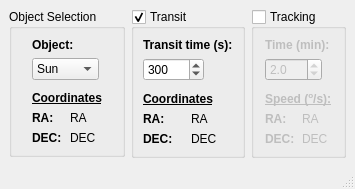
AmateurRadioTelescopeSystem/RadioTelescope_Controller, file UI_Files/PlanetaryObject.ui: the form before one commit.
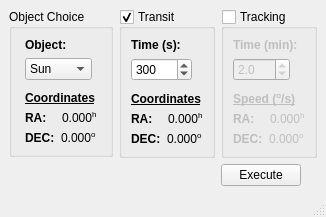
The form after the commit.

Commit message: Added the planetary object window

```diff
--- a/UI_Files/PlanetaryObject.ui
+++ b/UI_Files/PlanetaryObject.ui
@@ -19,7 +19,7 @@
        </sizepolicy>
       </property>
       <property name="title">
-       <string>Object Selection</string>
+       <string>Object Choice</string>
       </property>
       <layout class="QGridLayout" name="gridLayout">
        <item row="0" column="0">
@@ -83,7 +83,7 @@
          <item>
           <widget class="QLabel" name="objectRA">
            <property name="text">
-            <string>RA</string>
+            <string>&lt;html&gt;&lt;head/&gt;&lt;body&gt;&lt;p&gt;0.000&lt;span style=&quot; vertical-align:super;&quot;&gt;h&lt;/span&gt;&lt;/p&gt;&lt;/body&gt;&lt;/html&gt;</string>
            </property>
           </widget>
          </item>
@@ -101,7 +101,7 @@
          <item>
           <widget class="QLabel" name="objectDEC">
            <property name="text">
-            <string>DEC</string>
+            <string>&lt;html&gt;&lt;head/&gt;&lt;body&gt;&lt;p&gt;0.000&lt;span style=&quot; vertical-align:super;&quot;&gt;o&lt;/span&gt;&lt;/p&gt;&lt;/body&gt;&lt;/html&gt;</string>
            </property>
           </widget>
          </item>
@@ -176,7 +176,7 @@
          <item>
           <widget class="QLabel" name="objectTransitRA">
            <property name="text">
-            <string>RA</string>
+            <string>&lt;html&gt;&lt;head/&gt;&lt;body&gt;&lt;p&gt;0.000&lt;span style=&quot; vertical-align:super;&quot;&gt;h&lt;/span&gt;&lt;/p&gt;&lt;/body&gt;&lt;/html&gt;</string>
            </property>
           </widget>
          </item>
@@ -194,7 +194,7 @@
          <item>
           <widget class="QLabel" name="objectTransitDEC">
            <property name="text">
-            <string>DEC</string>
+            <string>&lt;html&gt;&lt;head/&gt;&lt;body&gt;&lt;p&gt;0.000&lt;span style=&quot; vertical-align:super;&quot;&gt;o&lt;/span&gt;&lt;/p&gt;&lt;/body&gt;&lt;/html&gt;</string>
            </property>
           </widget>
          </item>
@@ -219,7 +219,7 @@
        <item row="0" column="0" colspan="2">
         <widget class="QLabel" name="label_5">
          <property name="text">
-          <string>&lt;html&gt;&lt;head/&gt;&lt;body&gt;&lt;p&gt;&lt;span style=&quot; font-weight:600;&quot;&gt;Transit time (s):&lt;/span&gt;&lt;/p&gt;&lt;/body&gt;&lt;/html&gt;</string>
+          <string>&lt;html&gt;&lt;head/&gt;&lt;body&gt;&lt;p&gt;&lt;span style=&quot; font-weight:600;&quot;&gt;Time (s):&lt;/span&gt;&lt;/p&gt;&lt;/body&gt;&lt;/html&gt;</string>
          </property>
         </widget>
        </item>
@@ -228,9 +228,6 @@
     </item>
     <item row="0" column="2">
      <widget class="QGroupBox" name="planObjectTrackingGroupBox">
-      <property name="enabled">
-       <bool>true</bool>
-      </property>
       <property name="sizePolicy">
        <sizepolicy hsizetype="Preferred" vsizetype="Maximum">
         <horstretch>0</horstretch>
@@ -295,7 +292,7 @@
        <item row="3" column="0">
         <widget class="QLabel" name="label_15">
          <property name="text">
-          <string>&lt;html&gt;&lt;head/&gt;&lt;body&gt;&lt;p&gt;&lt;span style=&quot; font-weight:600; text-decoration: underline;&quot;&gt;Speed (&lt;/span&gt;&lt;span style=&quot; font-weight:600; text-decoration: underline; vertical-align:super;&quot;&gt;o&lt;/span&gt;&lt;span style=&quot; font-weight:600; text-decoration: underline;&quot;&gt;/s):&lt;/span&gt;&lt;/p&gt;&lt;/body&gt;&lt;/html&gt;</string>
+          <string>&lt;html&gt;&lt;head/&gt;&lt;body&gt;&lt;p&gt;&lt;span style=&quot; font-weight:600; text-decoration: underline;&quot;&gt;Speed (&lt;/span&gt;&lt;span style=&quot; font-weight:600; text-decoration: underline; vertical-align:super;&quot;&gt;o&lt;/span&gt;&lt;span style=&quot; font-weight:600; text-decoration: underline;&quot;&gt;/s)&lt;/span&gt;&lt;/p&gt;&lt;/body&gt;&lt;/html&gt;</string>
          </property>
         </widget>
        </item>
@@ -311,7 +308,7 @@
          <item>
           <widget class="QLabel" name="objectTrackingSpeedRA">
            <property name="text">
-            <string>RA</string>
+            <string>&lt;html&gt;&lt;head/&gt;&lt;body&gt;&lt;p&gt;0.000&lt;span style=&quot; vertical-align:super;&quot;&gt;h&lt;/span&gt;&lt;/p&gt;&lt;/body&gt;&lt;/html&gt;</string>
            </property>
           </widget>
          </item>
@@ -329,7 +326,7 @@
          <item>
           <widget class="QLabel" name="objectTrackingSpeedDEC">
            <property name="text">
-            <string>DEC</string>
+            <string>&lt;html&gt;&lt;head/&gt;&lt;body&gt;&lt;p&gt;0.000&lt;span style=&quot; vertical-align:super;&quot;&gt;o&lt;/span&gt;&lt;/p&gt;&lt;/body&gt;&lt;/html&gt;</string>
            </property>
           </widget>
          </item>
@@ -338,6 +335,25 @@
       </layout>
      </widget>
     </item>
+    <item row="1" column="2">
+     <widget class="QPushButton" name="commandExecutionBtn">
+      <property name="sizePolicy">
+       <sizepolicy hsizetype="Maximum" vsizetype="Fixed">
+        <horstretch>0</horstretch>
+        <verstretch>0</verstretch>
+       </sizepolicy>
+      </property>
+      <property name="cursor">
+       <cursorShape>PointingHandCursor</cursorShape>
+      </property>
+      <property name="statusTip">
+       <string>Currently selected action is executed.</string>
+      </property>
+      <property name="text">
+       <string>Execute</string>
+      </property>
+     </widget>
+    </item>
    </layout>
   </widget>
   <widget class="QMenuBar" name="menubar">
```
Left out of the diff: 10 changed lines with no effect on the pictures. The commit also changes 2 other files.
